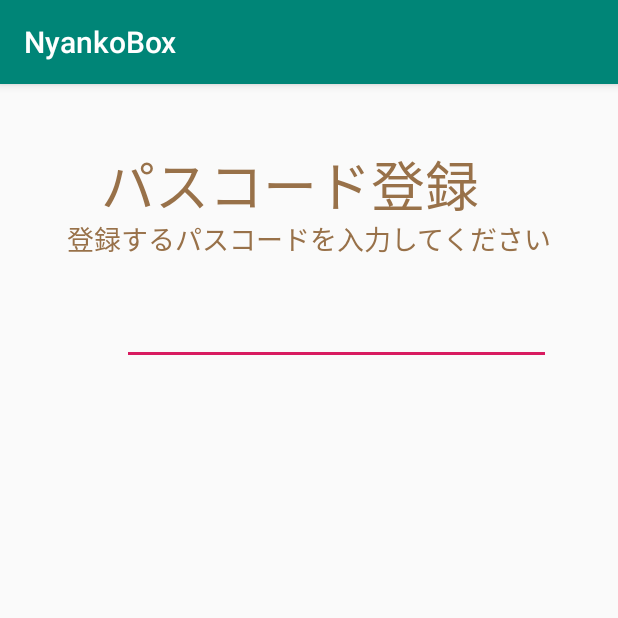
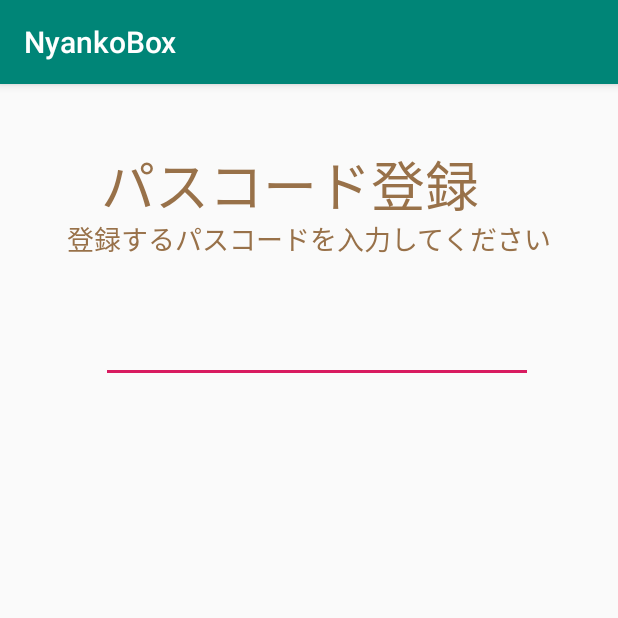
Before and after one commit to mahy-zono/NyankoBox, an Android app: the PassLockActivity screen opened directly, with no data from a screen before it, on a phone screen of 412 x 824 dp, the top half of it. Run offline under Robolectric (Android 15) with nearby library versions, the phone set to English and light mode, and no system bars.

Commit message:
11/27_egu パスコード画面

```diff
--- a/app/src/main/java/com/example/nyankobox/PassLockActivity.java
+++ b/app/src/main/java/com/example/nyankobox/PassLockActivity.java
@@ -1,14 +1,14 @@
 package com.example.nyankobox;
 
-import androidx.annotation.NonNull;
-import androidx.annotation.Nullable;
 import androidx.appcompat.app.AppCompatActivity;
 
-import android.app.Activity;
-import android.app.Application;
+import android.content.Context;
+import android.content.Intent;
 import android.os.Bundle;
-
-import java.util.HashSet;
+import android.view.KeyEvent;
+import android.view.inputmethod.InputMethodManager;
+import android.widget.EditText;
+import android.widget.TextView;
 
 public class PassLockActivity extends AppCompatActivity {
 
@@ -16,6 +16,27 @@ public class PassLockActivity extends AppCompatActivity {
     protected void onCreate(Bundle savedInstanceState) {
         super.onCreate(savedInstanceState);
         setContentView(R.layout.activity_pass_lock);
+        final EditText passRegiText;
+
+        //キーボード表示
+        InputMethodManager manager =
+                (InputMethodManager)getSystemService(Context.INPUT_METHOD_SERVICE);
+        manager.toggleSoftInput(1, InputMethodManager.SHOW_IMPLICIT);
+
+        //登録するパスコード入力後Enterキー押したとき
+        passRegiText = (EditText) findViewById(R.id.passcRegiText2);
+        passRegiText.setOnEditorActionListener(new TextView.OnEditorActionListener() {
+            @Override
+            public boolean onEditorAction(TextView v, int actionId, KeyEvent event) {
+                if(passRegiText.length() == 4) {
+                    //パスコード確認画面に遷移
+                    Intent intent = new Intent(getApplication(), PassLock2Activity.class);
+                    startActivity(intent);
+                }
+                return false;
+            }
+        });
+
     }
 
 
--- a/app/src/main/res/layout/activity_pass_lock.xml
+++ b/app/src/main/res/layout/activity_pass_lock.xml
@@ -2,6 +2,7 @@
 <androidx.constraintlayout.widget.ConstraintLayout xmlns:android="http://schemas.android.com/apk/res/android"
     xmlns:app="http://schemas.android.com/apk/res-auto"
     xmlns:tools="http://schemas.android.com/tools"
+    android:id="@+id/mainLayout"
     android:layout_width="match_parent"
     android:layout_height="match_parent"
     tools:context=".PassLockActivity">
@@ -35,16 +36,20 @@
         app:layout_constraintTop_toBottomOf="@+id/textView3" />
 
     <EditText
-        android:id="@+id/editText"
-        android:layout_width="286dp"
-        android:layout_height="43dp"
+        android:id="@+id/passcRegiText2"
+        android:layout_width="288dp"
+        android:layout_height="87dp"
         android:layout_marginStart="8dp"
-        android:layout_marginTop="144dp"
+        android:layout_marginTop="112dp"
         android:layout_marginEnd="8dp"
         android:ems="10"
+        android:gravity="center"
         android:inputType="numberPassword"
+        android:letterSpacing="1"
+        android:maxLength="4"
+        android:textSize="36sp"
         app:layout_constraintEnd_toEndOf="parent"
-        app:layout_constraintHorizontal_bias="0.669"
+        app:layout_constraintHorizontal_bias="0.551"
         app:layout_constraintStart_toStartOf="parent"
         app:layout_constraintTop_toTopOf="parent" />
 </androidx.constraintlayout.widget.ConstraintLayout>
```
Also changed, not shown: app/src/main/AndroidManifest.xml (+7 -1 lines), app/src/main/java/com/example/nyankobox/PrivacyActivity.java (+35 -6 lines).
